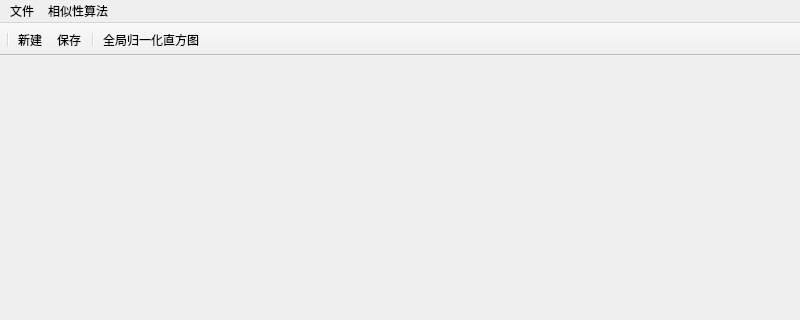
This is mainwindow.ui in Seule-Seule/GraduationProjectImageSimilarity as Qt 5 draws it before an edit; both pictures show x 0 to 800 and y 0 to 320 of the 800 by 600 pixel window. The edited form follows.
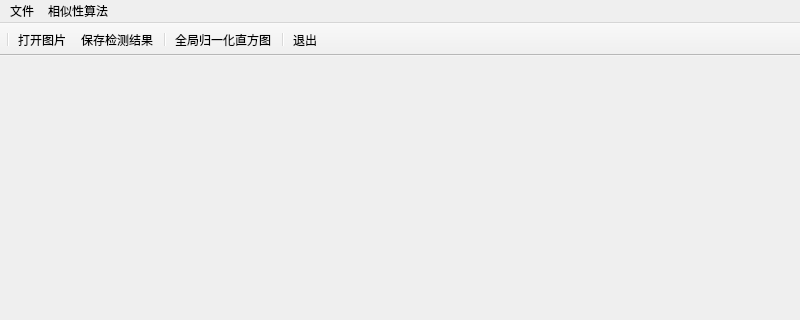
This is the edited form.

Commit message: 打开文件按钮优化、软件logo添加

The edit to the form file:
```diff
--- a/mainwindow.ui
+++ b/mainwindow.ui
@@ -13,6 +13,9 @@
   <property name="windowTitle">
    <string>MainWindow</string>
   </property>
+  <property name="layoutDirection">
+   <enum>Qt::LeftToRight</enum>
+  </property>
   <widget class="QWidget" name="centralwidget">
    <layout class="QVBoxLayout" name="verticalLayout">
     <item>
@@ -48,7 +51,7 @@
      <x>0</x>
      <y>0</y>
      <width>800</width>
-     <height>25</height>
+     <height>21</height>
     </rect>
    </property>
    <widget class="QMenu" name="menu_file">
@@ -56,7 +59,7 @@
      <string>文件</string>
     </property>
     <addaction name="separator"/>
-    <addaction name="action_file_new"/>
+    <addaction name="action_file_open"/>
     <addaction name="action_file_save"/>
     <addaction name="separator"/>
     <addaction name="action_file_exit"/>
@@ -70,8 +73,8 @@
       <rect>
        <x>653</x>
        <y>115</y>
-       <width>208</width>
-       <height>112</height>
+       <width>169</width>
+       <height>92</height>
       </rect>
      </property>
      <property name="title">
@@ -103,6 +106,12 @@
   </widget>
   <widget class="QStatusBar" name="statusbar"/>
   <widget class="QToolBar" name="toolBar">
+   <property name="sizePolicy">
+    <sizepolicy hsizetype="Preferred" vsizetype="Preferred">
+     <horstretch>0</horstretch>
+     <verstretch>0</verstretch>
+    </sizepolicy>
+   </property>
    <property name="windowTitle">
     <string>toolBar</string>
    </property>
@@ -128,14 +137,16 @@
     <bool>false</bool>
    </attribute>
    <addaction name="separator"/>
-   <addaction name="action_file_new"/>
+   <addaction name="action_file_open"/>
    <addaction name="action_file_save"/>
    <addaction name="separator"/>
    <addaction name="action_op_his"/>
+   <addaction name="separator"/>
+   <addaction name="action_file_exit"/>
   </widget>
-  <action name="action_file_new">
+  <action name="action_file_open">
    <property name="text">
-    <string>新建</string>
+    <string>打开图片</string>
    </property>
    <property name="shortcut">
     <string>Ctrl+N</string>
@@ -143,7 +154,7 @@
   </action>
   <action name="action_file_save">
    <property name="text">
-    <string>保存</string>
+    <string>保存检测结果</string>
    </property>
    <property name="shortcut">
     <string>Ctrl+S</string>
```
The commit also changes 8 other files.
